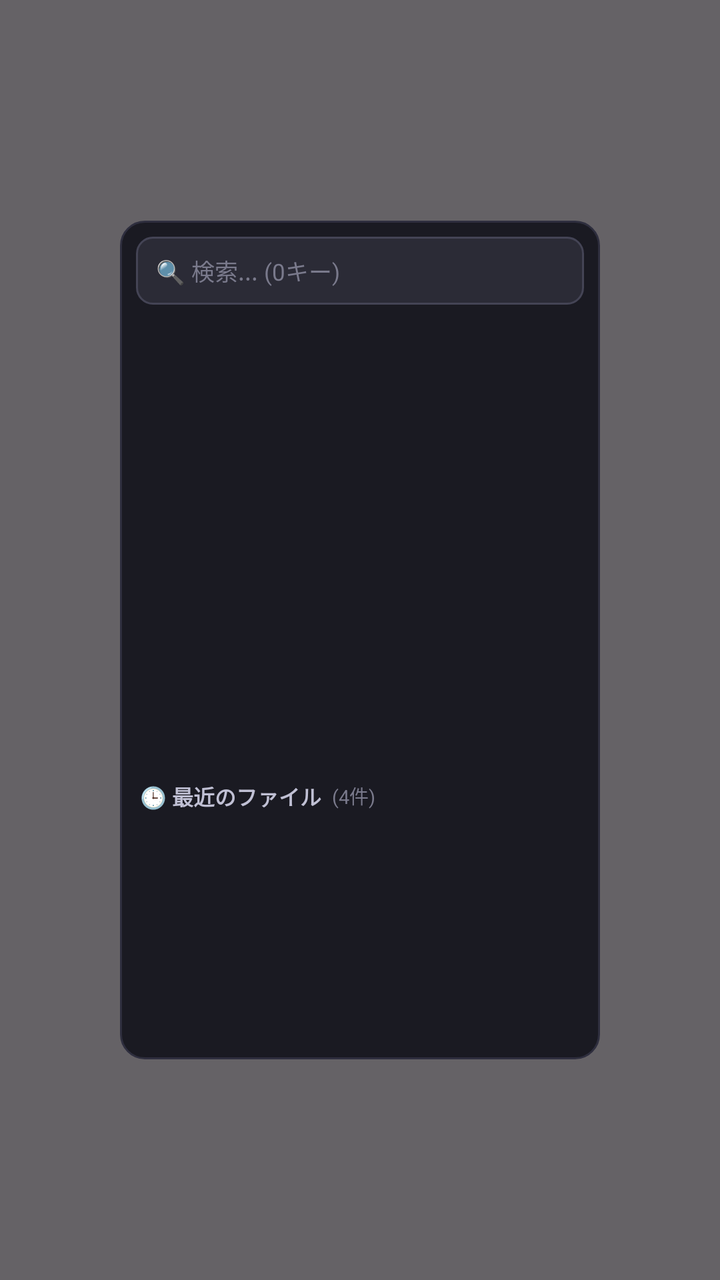
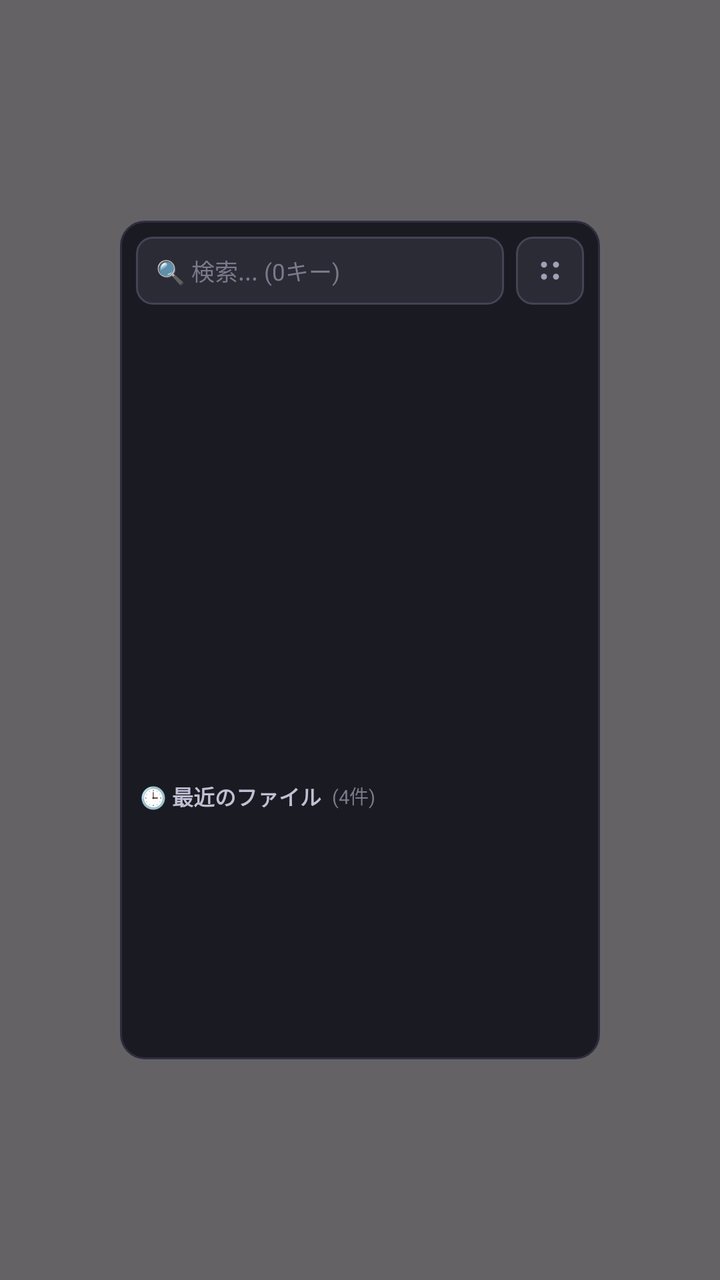

The first picture is an Android layout as it rendered before a commit; the second is the same layout after the commit. The layout source and the unified diff follow.
<!-- AndroidManifest.xml: application theme Theme.OneHandCommander -->
<!-- res/layout/layout_app_menu.xml -->
<?xml version="1.0" encoding="utf-8"?>
<FrameLayout xmlns:android="http://schemas.android.com/apk/res/android"
    android:id="@+id/menu_dim_background"
    android:layout_width="match_parent"
    android:layout_height="match_parent"
    android:background="#99000000"
    android:clickable="true"
    android:focusable="true">

    
    <LinearLayout
        android:id="@+id/menu_card"
        android:layout_width="240dp"
        android:layout_height="wrap_content"
        android:layout_gravity="center"
        android:background="@drawable/bg_menu_card"
        android:orientation="vertical"
        android:padding="8dp"
        android:clickable="true"
        android:focusable="true">

        
        <EditText
            android:id="@+id/edit_search"
            android:layout_width="match_parent"
            android:layout_height="34dp"
            android:background="@drawable/bg_search_field"
            android:hint="🔍 検索... (0キー)"
            android:textColor="#FFFFFF"
            android:textColorHint="#7A7A8C"
            android:textSize="11.5sp"
            android:paddingHorizontal="10dp"
            android:singleLine="true"
            android:imeOptions="actionDone"
            android:inputType="text"
            android:layout_marginBottom="8dp" />

        
        
        <FrameLayout
            android:layout_width="match_parent"
            android:layout_height="224dp">

            <androidx.recyclerview.widget.RecyclerView
                android:id="@+id/recycler_apps"
                android:layout_width="match_parent"
                android:layout_height="match_parent"
                android:clipToPadding="false"
                android:overScrollMode="never"
                android:scrollbars="none" />

            <TextView
                android:id="@+id/text_empty_apps"
                android:layout_width="match_parent"
                android:layout_height="match_parent"
                android:gravity="center"
                android:text="アプリなし"
                android:textColor="#7A7A8C"
                android:textSize="11.5sp"
                android:visibility="gone" />
        </FrameLayout>

        
        <LinearLayout
            android:layout_width="match_parent"
            android:layout_height="wrap_content"
            android:orientation="horizontal"
            android:gravity="center_vertical"
            android:layout_marginTop="6dp"
            android:layout_marginBottom="4dp"
            android:paddingHorizontal="2dp">

            <TextView
                android:layout_width="wrap_content"
                android:layout_height="wrap_content"
                android:text="🕒 最近のファイル"
                android:textColor="#C0C0D4"
                android:textSize="10.5sp"
                android:textStyle="bold" />

            <TextView
                android:layout_width="wrap_content"
                android:layout_height="wrap_content"
                android:text=" (4件)"
                android:textColor="#7A7A8C"
                android:textSize="9.5sp"
                android:layout_marginStart="3dp" />
        </LinearLayout>

        
        <FrameLayout
            android:id="@+id/recent_section_container"
            android:layout_width="match_parent"
            android:layout_height="112dp">

            <androidx.recyclerview.widget.RecyclerView
                android:id="@+id/recycler_recent_files"
                android:layout_width="match_parent"
                android:layout_height="match_parent"
                android:clipToPadding="false"
                android:nestedScrollingEnabled="false"
                android:overScrollMode="never" />

            <TextView
                android:id="@+id/text_empty_recent"
                android:layout_width="match_parent"
                android:layout_height="match_parent"
                android:gravity="center"
                android:text="最近のファイルなし"
                android:textColor="#666677"
                android:textSize="10.5sp"
                android:visibility="gone" />
        </FrameLayout>

    </LinearLayout>
</FrameLayout>
<!-- resources referenced by this layout -->
<resources>
  <!-- drawable bg_menu_card (drawable) -->
  <?xml version="1.0" encoding="utf-8"?>
  <shape xmlns:android="http://schemas.android.com/apk/res/android"
      android:shape="rectangle">
      <solid android:color="#1A1A22" />
      <stroke
          android:width="1dp"
          android:color="#2E2E3E" />
      <corners android:radius="12dp" />
  </shape>
  <!-- drawable bg_search_field (drawable) -->
  <?xml version="1.0" encoding="utf-8"?>
  <shape xmlns:android="http://schemas.android.com/apk/res/android"
      android:shape="rectangle">
      <solid android:color="#2B2B36" />
      <stroke
          android:width="1dp"
          android:color="#444455" />
      <corners android:radius="8dp" />
  </shape>
  <style name="Theme.OneHandCommander" parent="Base.Theme.OneHandCommander" />
  <style name="Base.Theme.OneHandCommander" parent="Theme.Material3.DayNight.NoActionBar">
          
          
      </style>
</resources>

<!-- the commit's change to res/layout/layout_app_menu.xml (unified diff, before → after) -->
@@ -20,20 +20,40 @@
         android:focusable="true">
 
         
-        <EditText
-            android:id="@+id/edit_search"
+        <LinearLayout
             android:layout_width="match_parent"
             android:layout_height="34dp"
-            android:background="@drawable/bg_search_field"
-            android:hint="🔍 検索... (0キー)"
-            android:textColor="#FFFFFF"
-            android:textColorHint="#7A7A8C"
-            android:textSize="11.5sp"
-            android:paddingHorizontal="10dp"
-            android:singleLine="true"
-            android:imeOptions="actionDone"
-            android:inputType="text"
-            android:layout_marginBottom="8dp" />
+            android:orientation="horizontal"
+            android:gravity="center_vertical"
+            android:layout_marginBottom="8dp">
+
+            <EditText
+                android:id="@+id/edit_search"
+                android:layout_width="0dp"
+                android:layout_height="match_parent"
+                android:layout_weight="1"
+                android:background="@drawable/bg_search_field"
+                android:hint="🔍 検索... (0キー)"
+                android:textColor="#FFFFFF"
+                android:textColorHint="#7A7A8C"
+                android:textSize="11.5sp"
+                android:paddingHorizontal="10dp"
+                android:singleLine="true"
+                android:imeOptions="actionDone"
+                android:inputType="text" />
+
+            <ImageView
+                android:id="@+id/iv_drag_handle"
+                android:layout_width="34dp"
+                android:layout_height="match_parent"
+                android:layout_marginStart="6dp"
+                android:background="@drawable/bg_search_field"
+                android:src="@drawable/ic_drag_handle"
+                android:scaleType="center"
+                android:clickable="true"
+                android:focusable="false"
+                android:contentDescription="ドラッグしてメニューを移動" />
+        </LinearLayout>
 
         
         
<!-- resource entries referenced after the edit -->
@@ -20,6 +20,25 @@
           android:color="#444455" />
       <corners android:radius="8dp" />
   </shape>
+  <!-- drawable ic_drag_handle (drawable) -->
+  <vector xmlns:android="http://schemas.android.com/apk/res/android"
+      android:width="24dp"
+      android:height="24dp"
+      android:viewportWidth="24"
+      android:viewportHeight="24">
+      <path
+          android:fillColor="#A0A0B8"
+          android:pathData="M9,9m-1.5,0a1.5,1.5 0,1 1,3 0a1.5,1.5 0,1 1,-3 0" />
+      <path
+          android:fillColor="#A0A0B8"
+          android:pathData="M9,15m-1.5,0a1.5,1.5 0,1 1,3 0a1.5,1.5 0,1 1,-3 0" />
+      <path
+          android:fillColor="#A0A0B8"
+          android:pathData="M15,9m-1.5,0a1.5,1.5 0,1 1,3 0a1.5,1.5 0,1 1,-3 0" />
+      <path
+          android:fillColor="#A0A0B8"
+          android:pathData="M15,15m-1.5,0a1.5,1.5 0,1 1,3 0a1.5,1.5 0,1 1,-3 0" />
+  </vector>
   <style name="Theme.OneHandCommander" parent="Base.Theme.OneHandCommander" />
   <style name="Base.Theme.OneHandCommander" parent="Theme.Material3.DayNight.NoActionBar">
           
